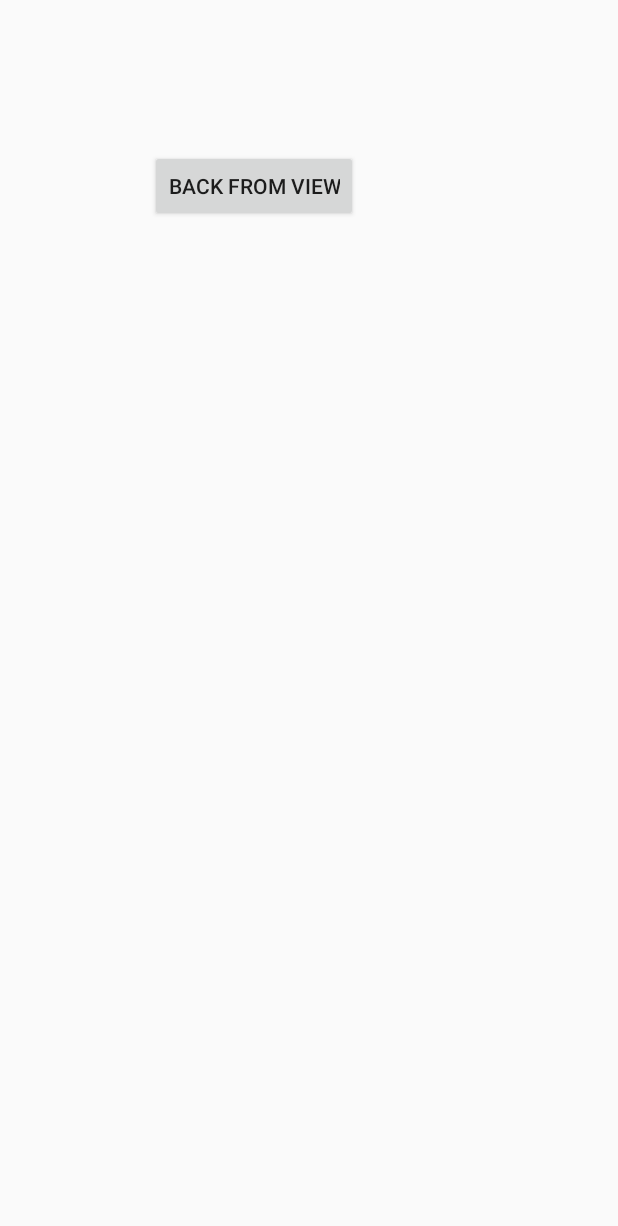
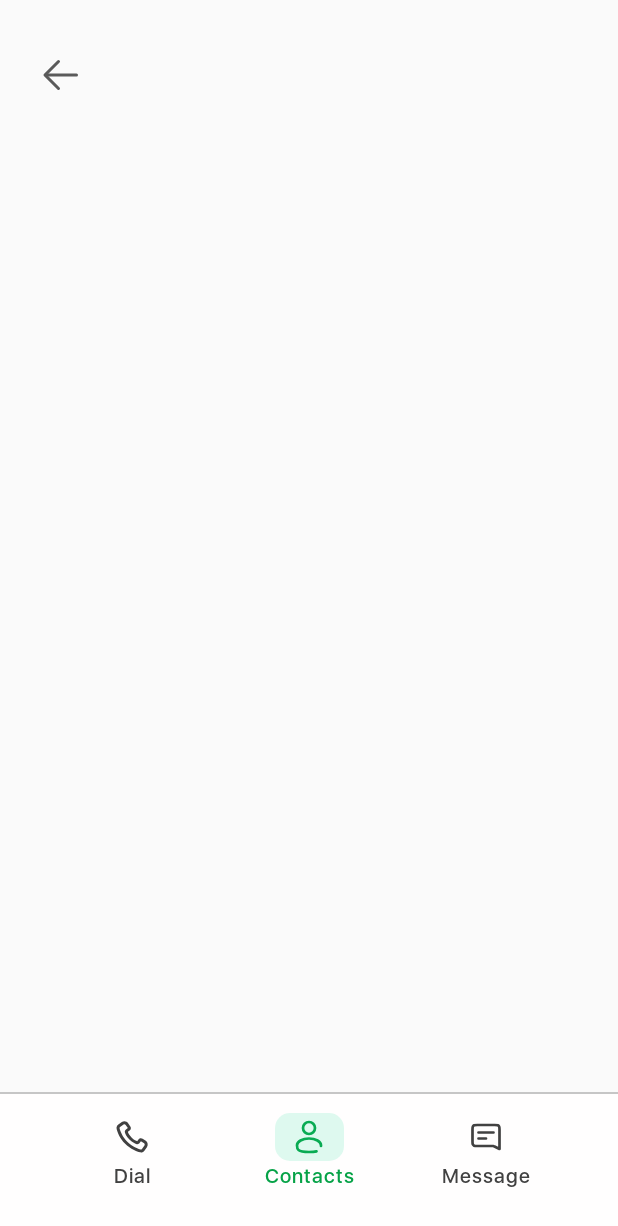
Before and after one commit to Anushkai1/Contacts, an Android app: the screen it shows after launch (ViewContact), on a phone screen of 412 x 824 dp. Shown: the top 1226 px of the screen. Run offline under Robolectric (Android 15) with nearby library versions, the phone set to English and light mode, and no system bars; 1 statement that could not run was skipped.

Commit message:
Copy Basic Layout to VewContact

```diff
--- a/app/src/main/res/layout/activity_view_contact.xml
+++ b/app/src/main/res/layout/activity_view_contact.xml
@@ -7,14 +7,78 @@
     android:layout_height="match_parent"
     tools:context=".ViewContact">
 
-    <Button
-        android:id="@+id/btnBack"
-        android:layout_width="wrap_content"
-        android:layout_height="wrap_content"
-        android:layout_marginStart="100dp"
-        android:layout_marginTop="100dp"
-        android:text="back from View"
+    <!--Start Header-->
+    <!--Header Bg-->
+    <TextView
+        android:id="@+id/headerbg"
+        android:layout_width="match_parent"
+        android:layout_height="80dp"
+        android:background="@color/transparent"
+        app:layout_constraintEnd_toEndOf="parent"
         app:layout_constraintStart_toStartOf="parent"
         app:layout_constraintTop_toTopOf="parent" />
 
+    <Button
+        android:id="@+id/btnback"
+        style="@style/btnback"
+        android:layout_marginBottom="10dp"
+        android:contentDescription="back"
+        android:drawableTop="@drawable/back"
+        app:layout_constraintBottom_toBottomOf="@+id/headerbg"
+        app:layout_constraintStart_toStartOf="parent" />
+
+    <!--End Header and Start Body-->
+
+    <!--End Body and Start Navbar-->
+    <!--Navbar Bg-->
+    <TextView
+        android:id="@+id/bgNavBar"
+        android:layout_width="match_parent"
+        android:layout_height="96dp"
+        android:background="@drawable/bgborder2"
+        app:layout_constraintBottom_toBottomOf="parent"
+        app:layout_constraintEnd_toEndOf="parent"
+        app:layout_constraintStart_toStartOf="parent" />
+
+    <!--NavBar-->
+    <Button
+        android:id="@+id/navBtnDial"
+        style="@style/navBtn"
+        android:layout_marginEnd="48dp"
+        android:drawableTop="@drawable/call"
+        android:text="Dial"
+        app:layout_constraintBottom_toBottomOf="parent"
+        app:layout_constraintEnd_toStartOf="@+id/navBtnContact" />
+
+    <Button
+        android:id="@+id/navBtnContact"
+        style="@style/navBtn"
+        android:drawableTop="@drawable/user"
+        android:text="Contacts"
+        android:textColor="@color/primary"
+        app:layout_constraintBottom_toBottomOf="parent"
+        app:layout_constraintEnd_toEndOf="parent"
+        app:layout_constraintStart_toStartOf="parent" />
+
+    <Button
+        android:id="@+id/navBtnMessage"
+        style="@style/navBtn"
+        android:layout_marginStart="48dp"
+        android:drawableTop="@drawable/message"
+        android:text="Message"
+        app:layout_constraintBottom_toBottomOf="parent"
+        app:layout_constraintStart_toEndOf="@+id/navBtnContact" />
+
+    <TextView
+        android:id="@+id/activenavBG"
+        android:layout_width="46dp"
+        android:layout_height="32dp"
+        android:layout_marginStart="40dp"
+        android:layout_marginEnd="40dp"
+        android:layout_marginBottom="50dp"
+        android:background="@drawable/activenavbg"
+        app:layout_constraintBottom_toBottomOf="parent"
+        app:layout_constraintEnd_toEndOf="parent"
+        app:layout_constraintStart_toStartOf="parent" />
+
 </androidx.constraintlayout.widget.ConstraintLayout>
```
